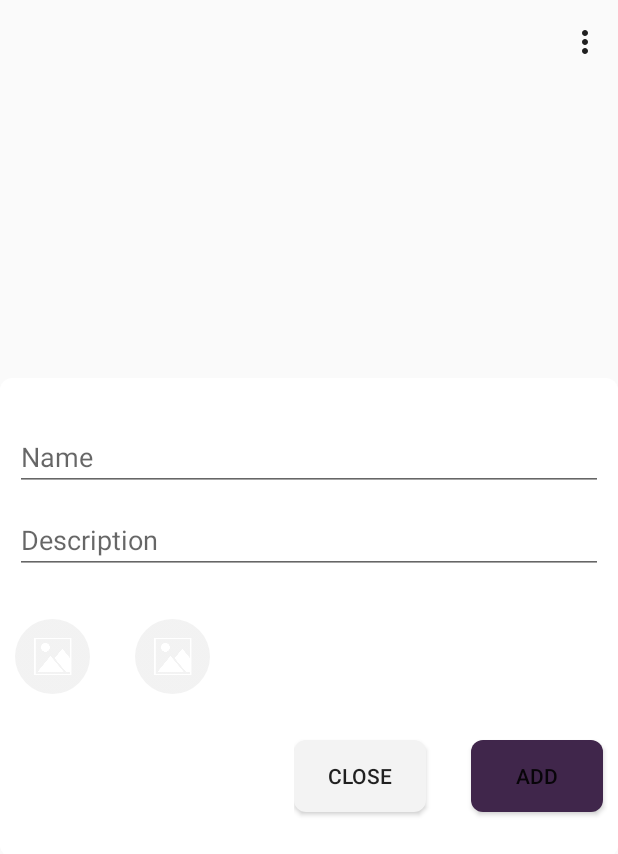
After one commit to satesalovskiy/ImageRecognition, an Android app: the fragment AddNewImagesFragment placed in its activity, on a phone screen of 412 x 824 dp. The commit adds this screen. Shown: the top 854 px of the screen. Run offline under Robolectric (Android 15) with nearby library versions, the phone set to English and light mode, and no system bars; our stand-ins replace CircleImageView, Firebase (no records; nobody signed in at launch, a user with empty details on screens opened directly); pictures from the network do not load; 2 statements that could not run were skipped.

Commit message:
Alert dialog for adding new image into db was replaced with Fragment. SnackbarHelper is deleted

```diff
--- a/app/build.gradle
+++ b/app/build.gradle
@@ -44,6 +44,8 @@ dependencies {
     implementation "org.jetbrains.kotlin:kotlin-stdlib-jdk7:$kotlin_version"
     implementation 'com.android.support:appcompat-v7:28.0.0'
     implementation 'com.squareup.picasso:picasso:2.71828'
+    implementation 'de.hdodenhof:circleimageview:3.1.0'
+
 }
 
 
--- /dev/null
+++ b/app/src/main/java/com/tsa/imagerecognition/AddNewImagesFragment.kt
@@ -0,0 +1,183 @@
+package com.tsa.imagerecognition
+
+
+import android.app.Activity
+import android.content.Intent
+import android.graphics.Bitmap
+import android.net.Uri
+import android.os.Bundle
+import android.os.Environment
+import android.provider.MediaStore
+import android.util.Log
+import androidx.fragment.app.Fragment
+import android.view.LayoutInflater
+import android.view.View
+import android.view.ViewGroup
+import android.widget.Toast
+import common.helpers.DatabaseHelper
+import kotlinx.android.synthetic.main.fragment_add_new_images.*
+import kotlinx.android.synthetic.main.fragment_add_new_images.view.*
+import java.io.File
+import java.io.FileOutputStream
+
+/**
+ * A simple [Fragment] subclass.
+ */
+class AddNewImagesFragment : Fragment() {
+
+    private lateinit var pickedImage: Bitmap
+    private lateinit var pickedVideoPath: String
+    private lateinit var mDatabaseHelper: DatabaseHelper
+
+
+    override fun onCreateView(inflater: LayoutInflater, container: ViewGroup?,
+                              savedInstanceState: Bundle?): View? {
+
+        mDatabaseHelper = DatabaseHelper(activity)
+        // Inflate the layout for this fragment
+        return inflater.inflate(R.layout.fragment_add_new_images, container, false)
+    }
+
+    override fun onViewCreated(view: View, savedInstanceState: Bundle?) {
+        super.onViewCreated(view, savedInstanceState)
+
+        edit_image.setOnClickListener{
+            chooseImage()
+        }
+        edit_video.setOnClickListener{
+            chooseVideo()
+        }
+
+        applyAdding.setOnClickListener{
+
+            val name = view.edit_name.text.toString()
+            val description = view.edit_description.text.toString()
+
+            if(name.isEmpty() || !this::pickedImage.isInitialized || !this::pickedVideoPath.isInitialized || description.isEmpty()){
+                Toast.makeText(activity, "You forgot to initialize something!", Toast.LENGTH_LONG).show()
+            } else {
+                saveEverythingInStorage(name, description)
+            }
+        }
+
+        closeAdding.setOnClickListener{
+            var act = activity as MainActivity
+            act.dropFragment(false)
+        }
+
+
+
+    }
+
+    private fun chooseVideo() {
+
+//        val galleryIntent = Intent(Intent.ACTION_PICK, MediaStore.Video.Media.EXTERNAL_CONTENT_URI)
+//        startActivityForResult(galleryIntent, 222)
+
+        val videoPickerIntent = Intent(Intent.ACTION_PICK)
+        videoPickerIntent.type = "video/*"
+        startActivityForResult(videoPickerIntent, 222)
+    }
+
+    private fun chooseImage() {
+        val photoPickerIntent = Intent(Intent.ACTION_PICK)
+        photoPickerIntent.type = "image/*"
+        startActivityForResult(photoPickerIntent, 111)
+    }
+
+
+    override fun onActivityResult(requestCode: Int, resultCode: Int, data: Intent?) {
+        super.onActivityResult(requestCode, resultCode, data)
+
+        when(requestCode){
+            111 -> {
+                if(resultCode == Activity.RESULT_OK && data != null){
+                    val selectedImage = data.data
+                    val bitmap = MediaStore.Images.Media.getBitmap(activity?.contentResolver, selectedImage)
+                    pickedImage = bitmap
+                    Toast.makeText(activity, "Image picked", Toast.LENGTH_LONG).show()
+
+                }
+            }
+            222 -> {
+                if(resultCode == Activity.RESULT_OK && data != null){
+                    val selectedVideo = data.data
+                    val selectedVideoPath = getPath(selectedVideo!!)
+                    pickedVideoPath = selectedVideoPath
+                    Log.d("path ",selectedVideoPath)
+                    //saveVideoToInternalStorage(selectedVideoPath)
+                }
+            }
+        }
+    }
+
+
+    private fun getPath(uri: Uri): String {
+        val projection = arrayOf(MediaStore.Video.Media.DATA)
+
+        //Cursor cursor = getContentResolver().query(uri, projection, null, null, null)
+
+        val cursor = activity?.contentResolver?.query(uri,projection, null, null, null)
+
+        if (cursor != null) {
+            // HERE YOU WILL GET A NULLPOINTER IF CURSOR IS NULL
+            // THIS CAN BE, IF YOU USED OI FILE MANAGER FOR PICKING THE MEDIA
+
+            val column_index = cursor.getColumnIndexOrThrow(MediaStore.Video.Media.DATA)
+            cursor.moveToFirst()
+            return cursor.getString(column_index)
+        } else {
+            Toast.makeText(activity, "Cursor is null", Toast.LENGTH_LONG).show()
+            return ""
+        }
+
+
+    }
+
+    private fun saveEverythingInStorage(name: String, description: String) {
+        addDataToSQL(name, description)
+        saveImageToDB(name)
+        saveVideoToInternalStorage(name)
+    }
+
+    private fun addDataToSQL(name: String, description: String) {
+        var insertData = mDatabaseHelper.addData(name, description)
+
+        if(insertData){
+            Toast.makeText(activity, "Data added", Toast.LENGTH_LONG).show()
+        } else {
+            Toast.makeText(activity, "Failed", Toast.LENGTH_LONG).show()
+        }
+    }
+
+    private fun saveVideoToInternalStorage (name: String) {
+        val selectedVideoFile : File = File(pickedVideoPath)  // 2
+        val selectedVideoFileExtension : String = selectedVideoFile.extension  // 3
+        val internalStorageVideoFileName : String = name +"."+ selectedVideoFileExtension
+        var resultFile = File(Environment.getExternalStorageDirectory(), internalStorageVideoFileName)
+        var fos = FileOutputStream(resultFile)
+        fos.write(selectedVideoFile.readBytes())
+        fos.close()
+        Log.d("File", "File saved")
+
+        var file = File(Environment.getExternalStorageDirectory()
+                .getAbsolutePath(), internalStorageVideoFileName)
+        Log.d("File", "File reed" + file.path)
+
+        // storeFileInInternalStorage(selectedVideoFile, internalStorageVideoFileName)
+
+//        val file : File = application.getFileStreamPath("" + filesDir + "/" +internalStorageVideoFileName)
+
+        // var file = File( getFilesDir(), internalStorageVideoFileName)
+        //  Log.d("savein", file.path.toString())
+        //videovvv.setVideoPath(file.path.toString())
+    }
+
+    private fun saveImageToDB (name: String) {
+
+        var act = activity as MainActivity
+        act.arFragment.addNewImage(pickedImage, name)
+    }
+
+
+}
--- a/app/src/main/java/com/tsa/imagerecognition/ListOfDefaultImagesFragment.kt
+++ b/app/src/main/java/com/tsa/imagerecognition/ListOfDefaultImagesFragment.kt
@@ -56,7 +56,7 @@ class ListOfDefaultImagesFragment : Fragment() {
         super.onViewCreated(view, savedInstanceState)
         closeFragment.setOnClickListener{
             var act = activity as MainActivity
-            act.dropFragment()
+            act.dropFragment(true)
         }
     }
 }
--- /dev/null
+++ b/app/src/main/res/drawable/important_button_shape.xml
@@ -0,0 +1,7 @@
+<?xml version="1.0" encoding="utf-8"?>
+
+
+<shape xmlns:android="http://schemas.android.com/apk/res/android" android:shape="rectangle">
+    <solid android:color="#40264B"/>
+    <corners android:radius="8dp"/>
+</shape>
--- /dev/null
+++ b/app/src/main/res/layout/fragment_add_new_images.xml
@@ -0,0 +1,92 @@
+<?xml version="1.0" encoding="utf-8"?>
+
+<LinearLayout
+    xmlns:android="http://schemas.android.com/apk/res/android"
+    xmlns:tools="http://schemas.android.com/tools"
+    android:orientation="vertical"
+    android:layout_width="match_parent"
+    android:layout_height="wrap_content"
+    tools:context=".AddNewImagesFragment"
+    android:background="@drawable/recycler_view_shape"
+    android:layout_gravity="center">
+
+    <EditText
+        android:id="@+id/edit_name"
+        android:layout_width="match_parent"
+        android:layout_height="wrap_content"
+        android:hint="Name"
+        android:layout_marginStart="10dp"
+        android:layout_marginEnd="10dp"
+        android:layout_marginTop="30dp"/>
+
+    <EditText
+        android:id="@+id/edit_description"
+        android:hint="Description"
+        android:layout_width="match_parent"
+        android:layout_height="wrap_content"
+        android:layout_marginStart="10dp"
+        android:layout_marginEnd="10dp"
+        android:layout_marginTop="10dp"
+        />
+
+    <LinearLayout
+        android:layout_width="wrap_content"
+        android:layout_height="wrap_content"
+        android:orientation="horizontal"
+        android:layout_gravity="start">
+
+
+        <de.hdodenhof.circleimageview.CircleImageView
+            android:id="@+id/edit_image"
+            android:layout_width="50dp"
+            android:layout_height="50dp"
+            android:src="@drawable/defaultimage"
+            android:layout_marginStart="10dp"
+            android:layout_marginTop="30dp"
+            android:elevation="2dp"
+            android:layout_marginBottom="5dp"
+            />
+        <de.hdodenhof.circleimageview.CircleImageView
+            android:id="@+id/edit_video"
+            android:layout_width="50dp"
+            android:layout_height="50dp"
+            android:src="@drawable/defaultimage"
+            android:layout_marginTop="30dp"
+            android:layout_marginStart="30dp"
+            android:elevation="2dp"
+            android:layout_marginBottom="5dp"
+            android:layout_marginEnd="5dp"
+            />
+
+    </LinearLayout>
+
+    <LinearLayout
+        android:layout_width="wrap_content"
+        android:layout_height="wrap_content"
+        android:orientation="horizontal"
+        android:layout_gravity="end">
+
+        <Button
+            android:layout_width="wrap_content"
+            android:layout_height="wrap_content"
+            android:id="@+id/closeAdding"
+            android:text = "Close"
+            android:background="@drawable/button_shape"
+            android:layout_marginEnd="30dp"
+            android:layout_marginTop="25dp"
+            android:layout_marginBottom="30dp"/>
+
+        <Button
+            android:layout_width="wrap_content"
+            android:layout_height="wrap_content"
+            android:id="@+id/applyAdding"
+            android:text = "Add"
+            android:background="@drawable/important_button_shape"
+            android:layout_marginEnd="10dp"
+            android:layout_marginTop="25dp"
+            android:layout_marginBottom="30dp"/>
+
+
+    </LinearLayout>
+
+</LinearLayout>
--- a/app/src/main/res/values/strings.xml
+++ b/app/src/main/res/values/strings.xml
@@ -18,10 +18,10 @@
     </string>
 
     <string name="adidas">
-        <a href = "https://www.adidas.ru">
+        <a href="https://www.adidas.ru">
             Official web site
         </a>
-        <a href = "https://www.youtube.com/watch?v=_sIaPgpM2v0">
+        <a href="https://www.youtube.com/watch?v=_sIaPgpM2v0">
             Video link
         </a>
     </string>
```
Also changed, not shown: app/src/main/java/com/tsa/imagerecognition/ARFragment.kt (+6 -10 lines), app/src/main/java/com/tsa/imagerecognition/MainActivity.kt (+27 -164 lines), app/src/main/java/common/helpers/SnackbarHelper.java (deleted, +0 -103 lines), app/src/main/res/drawable/circle_button_shape.xml (added, +7 -0 lines), app/src/main/res/layout/enter_data_dialog.xml (deleted, +0 -57 lines).
